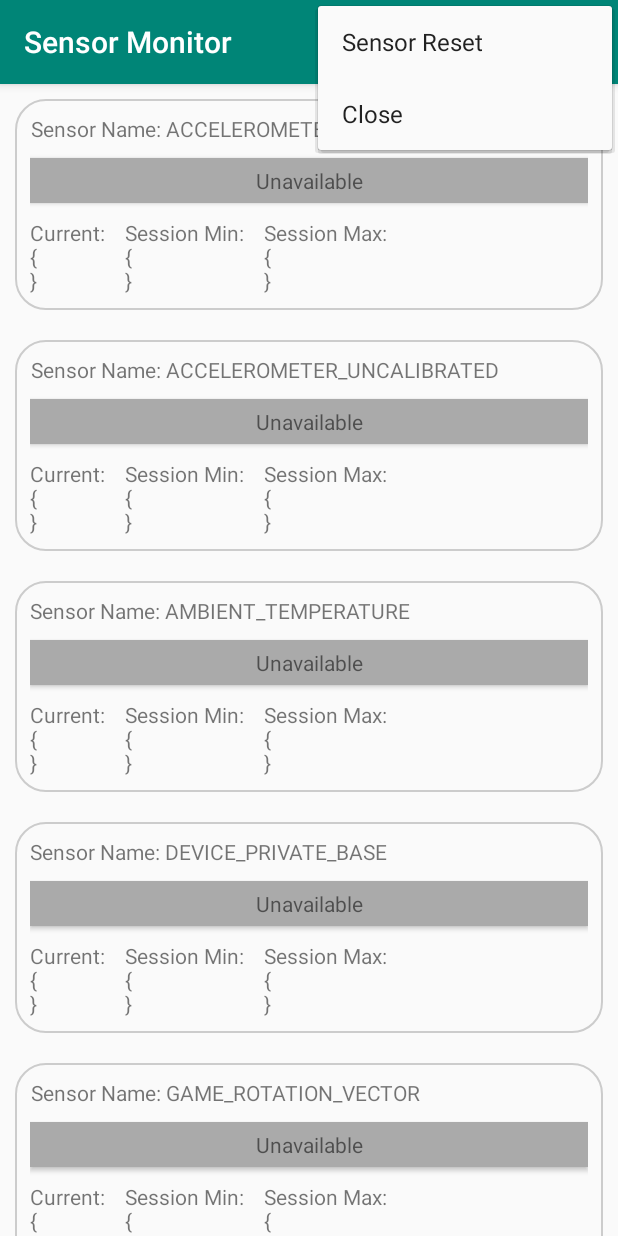
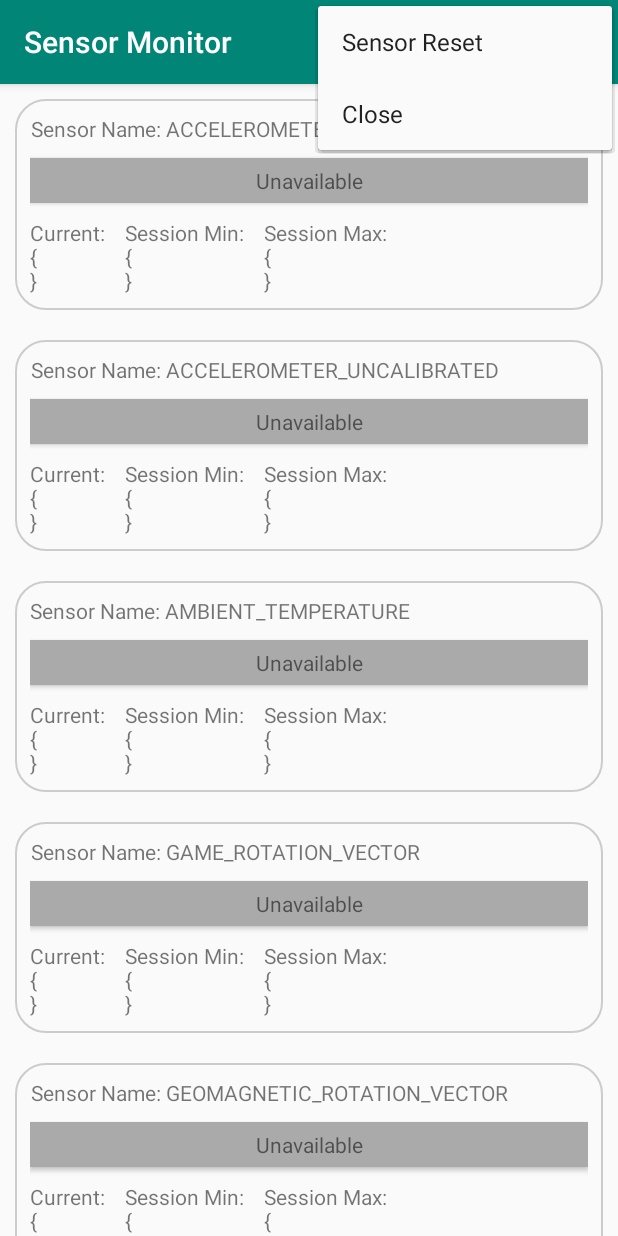
Before and after one commit to cshadd/sensor-monitor-android, an Android app: the screen it shows after launch (MainActivity), with the options menu open, on a phone screen of 412 x 824 dp. Run offline under Robolectric (Android 15) with nearby library versions, the phone set to English and light mode, and no system bars.

Commit message:
Updated :heart:

```diff
--- a/app/src/main/java/io/github/cshadd/sensor_monitor_android/MainActivity.java
+++ b/app/src/main/java/io/github/cshadd/sensor_monitor_android/MainActivity.java
@@ -61,11 +61,11 @@ public class MainActivity
                             @Override
                             public void onSensorChanged(SensorEvent arg0) {
                                 if (sensorDataAdapter != null) {
-                                    data.setValue(arg0.values);
                                     if (valuePrefix != null && valueSuffix != null) {
                                         data.setValuePrefix(valuePrefix);
                                         data.setValueSuffix(valueSuffix);
                                     }
+                                    data.setValue(arg0.values);
 
                                     sensorDataAdapter.notifyDataSetChanged();
                                 }
@@ -106,24 +106,37 @@ public class MainActivity
         this.sensorRecycler = this.findViewById(R.id.sensor_recycler);
         this.vibrator = (Vibrator)this.getSystemService(Context.VIBRATOR_SERVICE);
 
-        this.assignSensor(Sensor.TYPE_ACCELEROMETER, "ACCELEROMETER", new String[]{"X:", "Y:", "Z:"}, new String[]{"m/s^2", "m/s^2", "m/s^2"});
+        this.assignSensor(Sensor.TYPE_ACCELEROMETER, "ACCELEROMETER",
+                new String[]{"X", "Y", "Z"},
+                new String[]{"m/s^2", "m/s^2", "m/s^2"});
         if (Build.VERSION.SDK_INT >= Build.VERSION_CODES.O) {
-            this.assignSensor(Sensor.TYPE_ACCELEROMETER_UNCALIBRATED, "ACCELEROMETER_UNCALIBRATED");
+            this.assignSensor(Sensor.TYPE_ACCELEROMETER_UNCALIBRATED, "ACCELEROMETER_UNCALIBRATED",
+                    new String[]{"X", "Y", "Z", "X_B", "Y_B", "Z_B"},
+                    new String[]{"m/s^2", "m/s^2", "m/s^2", "m/s^2", "m/s^2", "m/s^2"});
         }
-        this.assignSensor(Sensor.TYPE_AMBIENT_TEMPERATURE, "AMBIENT_TEMPERATURE");
-        if (Build.VERSION.SDK_INT >= Build.VERSION_CODES.N) {
-            this.assignSensor(Sensor.TYPE_DEVICE_PRIVATE_BASE, "DEVICE_PRIVATE_BASE");
-        }
+        this.assignSensor(Sensor.TYPE_AMBIENT_TEMPERATURE, "AMBIENT_TEMPERATURE",
+                new String[]{null},
+                new String[]{(char)0x00B0 + "C"});
         if (Build.VERSION.SDK_INT >= Build.VERSION_CODES.JELLY_BEAN_MR2) {
-            this.assignSensor(Sensor.TYPE_GAME_ROTATION_VECTOR, "GAME_ROTATION_VECTOR");
+            this.assignSensor(Sensor.TYPE_GAME_ROTATION_VECTOR, "GAME_ROTATION_VECTOR",
+                    new String[]{"X", "Y", "Z", null},
+                    new String[]{null, null, null, null});
         }
         if (Build.VERSION.SDK_INT >= Build.VERSION_CODES.KITKAT) {
-            this.assignSensor(Sensor.TYPE_GEOMAGNETIC_ROTATION_VECTOR, "GEOMAGNETIC_ROTATION_VECTOR");
+            this.assignSensor(Sensor.TYPE_GEOMAGNETIC_ROTATION_VECTOR, "GEOMAGNETIC_ROTATION_VECTOR",
+                    new String[]{"X", "Y", "Z", null, "ACC"},
+                    new String[]{null, null, null, null, "rads"});
         }
-        this.assignSensor(Sensor.TYPE_GRAVITY, "GRAVITY");
-        this.assignSensor(Sensor.TYPE_GYROSCOPE, "GYROSCOPE");
+        this.assignSensor(Sensor.TYPE_GRAVITY, "GRAVITY",
+                new String[]{"X", "Y", "Z"},
+                new String[]{"m/s^2", "m/s^2", "m/s^2"});
+        this.assignSensor(Sensor.TYPE_GYROSCOPE, "GYROSCOPE",
+                new String[]{"X", "Y", "Z"},
+                new String[]{"rad/s", "rad/s", "rad/s"});
         if (Build.VERSION.SDK_INT >= Build.VERSION_CODES.JELLY_BEAN_MR2) {
-            this.assignSensor(Sensor.TYPE_GYROSCOPE_UNCALIBRATED, "GYROSCOPE_UNCALIBRATED");
+            this.assignSensor(Sensor.TYPE_GYROSCOPE_UNCALIBRATED, "GYROSCOPE_UNCALIBRATED",
+                    new String[]{"X", "Y", "Z", "X_D", "Y_D", "Z_D"},
+                    new String[]{"rad/s", "rad/s", "rad/s", "rad/s", "rad/s", "rad/s"});
         }
         if (Build.VERSION.SDK_INT >= Build.VERSION_CODES.N) {
             this.assignSensor(Sensor.TYPE_HEART_BEAT, "HEART_BEAT");
@@ -131,26 +144,49 @@ public class MainActivity
         if (Build.VERSION.SDK_INT >= Build.VERSION_CODES.KITKAT_WATCH) {
             this.assignSensor(Sensor.TYPE_HEART_RATE, "HEART_RATE");
         }
-        this.assignSensor(Sensor.TYPE_LIGHT, "LIGHT");
-        this.assignSensor(Sensor.TYPE_LINEAR_ACCELERATION, "LINEAR_ACCELERATION");
+        this.assignSensor(Sensor.TYPE_LIGHT, "LIGHT",
+                new String[]{null},
+                new String[]{"lx"});
+        this.assignSensor(Sensor.TYPE_LINEAR_ACCELERATION, "LINEAR_ACCELERATION",
+                new String[]{"X", "Y", "Z"},
+                new String[]{"m/s^2", "m/s^2", "m/s^2"});
         if (Build.VERSION.SDK_INT >= Build.VERSION_CODES.O) {
             this.assignSensor(Sensor.TYPE_LOW_LATENCY_OFFBODY_DETECT, "LOW_LATENCY_OFFBODY_DETECT");
         }
-        this.assignSensor(Sensor.TYPE_MAGNETIC_FIELD, "MAGNETIC_FIELD");
+        this.assignSensor(Sensor.TYPE_MAGNETIC_FIELD, "MAGNETIC_FIELD",
+                new String[]{"X", "Y", "Z"},
+                new String[]{(char)0x00B5 + "T", (char)0x00B5 + "T", (char)0x00B5 + "T"});
         if (Build.VERSION.SDK_INT >= Build.VERSION_CODES.JELLY_BEAN_MR2) {
-            this.assignSensor(Sensor.TYPE_MAGNETIC_FIELD_UNCALIBRATED, "MAGNETIC_FIELD_UNCALIBRATED");
+            this.assignSensor(Sensor.TYPE_MAGNETIC_FIELD_UNCALIBRATED, "MAGNETIC_FIELD_UNCALIBRATED",
+                    new String[]{"X", "Y", "Z", "X_B", "Y_B", "Z_B"},
+                    new String[]{(char)0x00B5 + "T", (char)0x00B5 + "T", (char)0x00B5 + "T",
+                            (char)0x00B5 + "T", (char)0x00B5 + "T", (char)0x00B5 + "T"});
         }
         if (Build.VERSION.SDK_INT >= Build.VERSION_CODES.N) {
             this.assignSensor(Sensor.TYPE_MOTION_DETECT, "MOTION_DETECT");
         }
-        this.assignSensor(Sensor.TYPE_ORIENTATION, "ORIENTATION");
+        this.assignSensor(Sensor.TYPE_ORIENTATION, "ORIENTATION",
+                new String[]{"AZIMUTH", "PITCH", "ROLL"},
+                new String[]{(char)0x00B0 + "", (char)0x00B0 + "T", (char)0x00B0 + ""});
         if (Build.VERSION.SDK_INT >= Build.VERSION_CODES.N) {
-            this.assignSensor(Sensor.TYPE_POSE_6DOF, "POSE_6DOF");
+            this.assignSensor(Sensor.TYPE_POSE_6DOF, "POSE_6DOF",
+                    new String[]{"X", "Y", "Z", null, "X_T", "Y_T", "Z_T",
+                        "D_Q_X", "D_Q_Y", "D_Q_Z", null, "D_T_X", "D_T_Y", "D_T_Z", "SEQ"},
+                    new String[]{null, null, null, null, null, null, null, null, null, null,
+                            null, null, null, null, null});
         }
-        this.assignSensor(Sensor.TYPE_PRESSURE, "PRESSURE");
-        this.assignSensor(Sensor.TYPE_PROXIMITY, "PROXIMITY");
-        this.assignSensor(Sensor.TYPE_RELATIVE_HUMIDITY, "RELATIVE_HUMIDITY");
-        this.assignSensor(Sensor.TYPE_ROTATION_VECTOR, "ROTATION_VECTOR");
+        this.assignSensor(Sensor.TYPE_PRESSURE, "PRESSURE",
+                new String[]{null},
+                new String[]{"hPa"});
+        this.assignSensor(Sensor.TYPE_PROXIMITY, "PROXIMITY",
+                new String[]{null},
+                new String[]{"cm"});
+        this.assignSensor(Sensor.TYPE_RELATIVE_HUMIDITY, "RELATIVE_HUMIDITY",
+                new String[]{null},
+                new String[]{"%"});
+        this.assignSensor(Sensor.TYPE_ROTATION_VECTOR, "ROTATION_VECTOR",
+                new String[]{"X", "Y", "Z", null, "ACC"},
+                new String[]{null, null, null, null, "rads"});
         if (Build.VERSION.SDK_INT >= Build.VERSION_CODES.JELLY_BEAN_MR2) {
             this.assignSensor(Sensor.TYPE_SIGNIFICANT_MOTION, "SIGNIFICANT_MOTION");
         }
@@ -163,7 +199,9 @@ public class MainActivity
         if (Build.VERSION.SDK_INT >= Build.VERSION_CODES.KITKAT) {
             this.assignSensor(Sensor.TYPE_STEP_DETECTOR, "STEP_DETECTOR");
         }
-        this.assignSensor(Sensor.TYPE_TEMPERATURE, "TEMPERATURE");
+        this.assignSensor(Sensor.TYPE_TEMPERATURE, "TEMPERATURE",
+                new String[]{null},
+                new String[]{(char)0x00B0 + "C"});
         this.assignSensor(Sensor.TYPE_ALL, "NO_SENSORS");
 
         this.sensorRecycler.setAdapter(this.sensorDataAdapter);
--- a/app/src/main/java/io/github/cshadd/sensor_monitor_android/SensorDataAdapter.java
+++ b/app/src/main/java/io/github/cshadd/sensor_monitor_android/SensorDataAdapter.java
@@ -92,12 +92,20 @@ public class SensorDataAdapter
                     && valueMin != null && valuePrefix != null
                     && valueSuffix != null) {
                 for (int i = 0; i < value.length; i++) {
-                    sensorValueText += valuePrefix[i] + " ~" + roundAvoid(value[i], 2)
-                            + " " + valueSuffix[i] + ";\n";
-                    sensorValueMaxText += valuePrefix[i] + " ~" + roundAvoid(valueMax[i], 2)
-                            + " " + valueSuffix[i] + ";\n";
-                    sensorValueMinText += valuePrefix[i] + " ~" + roundAvoid(valueMin[i], 2)
-                            + " " + valueSuffix[i] + ";\n";
+                    String prefix = valuePrefix[i];
+                    String suffix = valueSuffix[i];
+                    if (valuePrefix[i] == null) {
+                        prefix = "RAW";
+                    }
+                    if (valueSuffix[i] == null) {
+                        suffix = "";
+                    }
+                    sensorValueText += prefix + ": ~" + roundAvoid(value[i], 2)
+                            + " " + suffix + ";\n";
+                    sensorValueMaxText += prefix + ": ~" + roundAvoid(valueMax[i], 2)
+                            + " " + suffix + ";\n";
+                    sensorValueMinText += prefix + ": ~" + roundAvoid(valueMin[i], 2)
+                            + " " + suffix + ";\n";
                 }
             }
 
```
